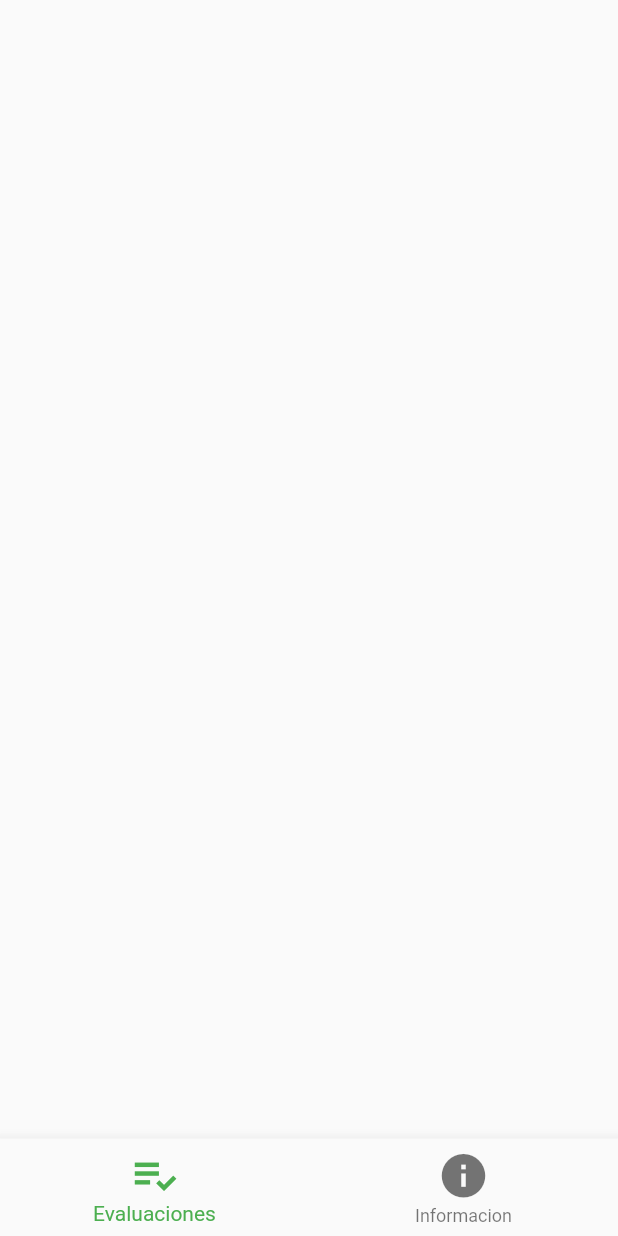
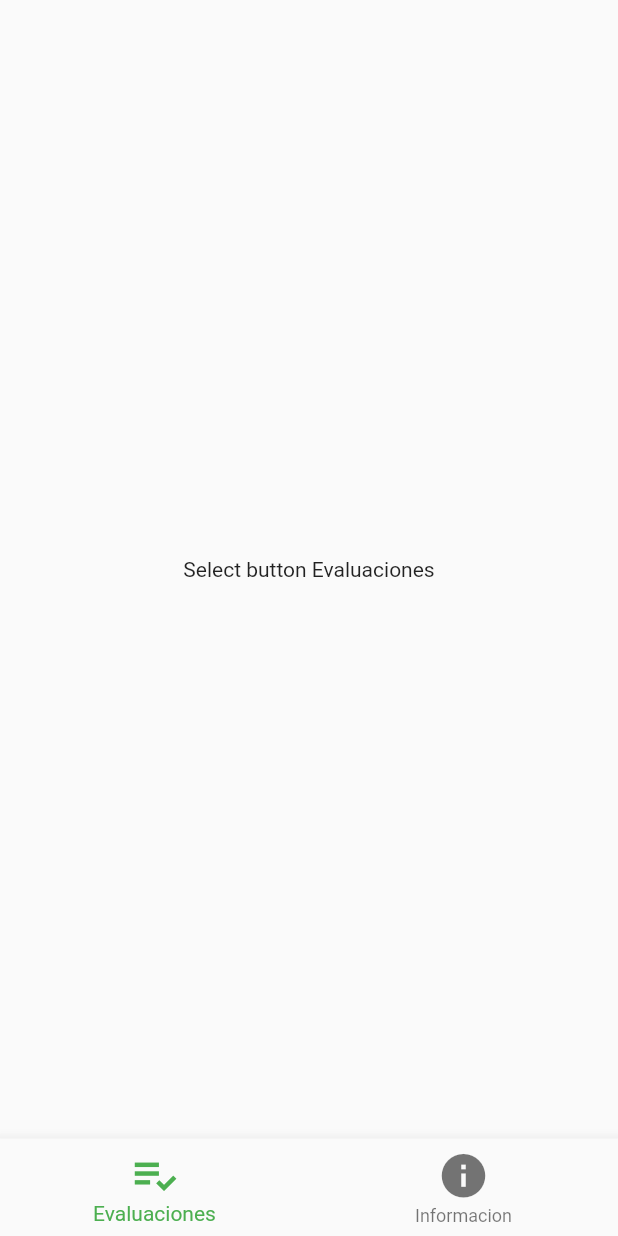
Before and after one commit to jhimysam/preuniv_fcef, a Flutter app: the EvalPage screen opened directly, on a phone screen of 412 x 824 dp. Run offline on Flutter 3.47's test engine with Material 2 defaults, Android fonts, the phone set to English and light mode, and no system bars.

Commit message:
Update evaluation_page.dart
more features on items of navitagion button

```diff
--- a/lib/evaluation_page.dart
+++ b/lib/evaluation_page.dart
@@ -21,12 +21,13 @@ class EvalPage extends StatefulWidget {
 class _EvalPageState extends State<EvalPage> {
   int _selectedIndex = 0;
   final TextStyle _style = TextStyle(fontWeight: FontWeight.w900);
+  final _widgetOptions = [Text('Select button Evaluaciones'), Text('Select button Informacion')];
   @override
   Widget build(BuildContext context) {
     return Scaffold(
 
       body: Center(
-        //stand by
+        child: _widgetOptions.elementAt(_selectedIndex),
       ),
       bottomNavigationBar: BottomNavigationBar(
         items: <BottomNavigationBarItem>[
```
